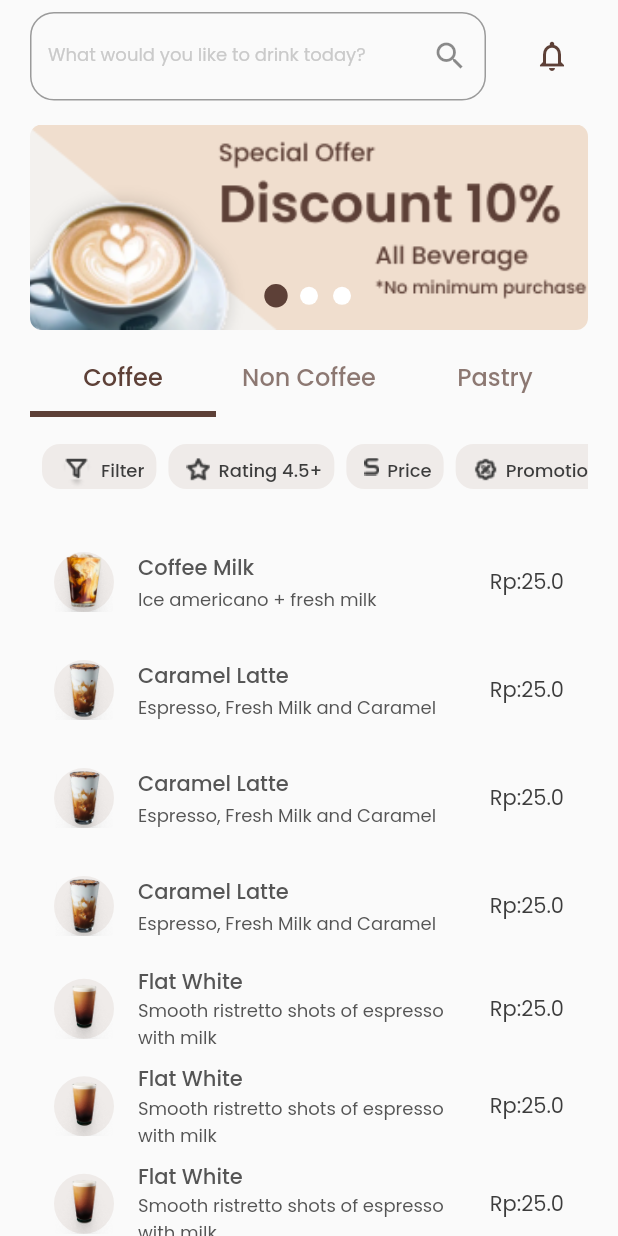
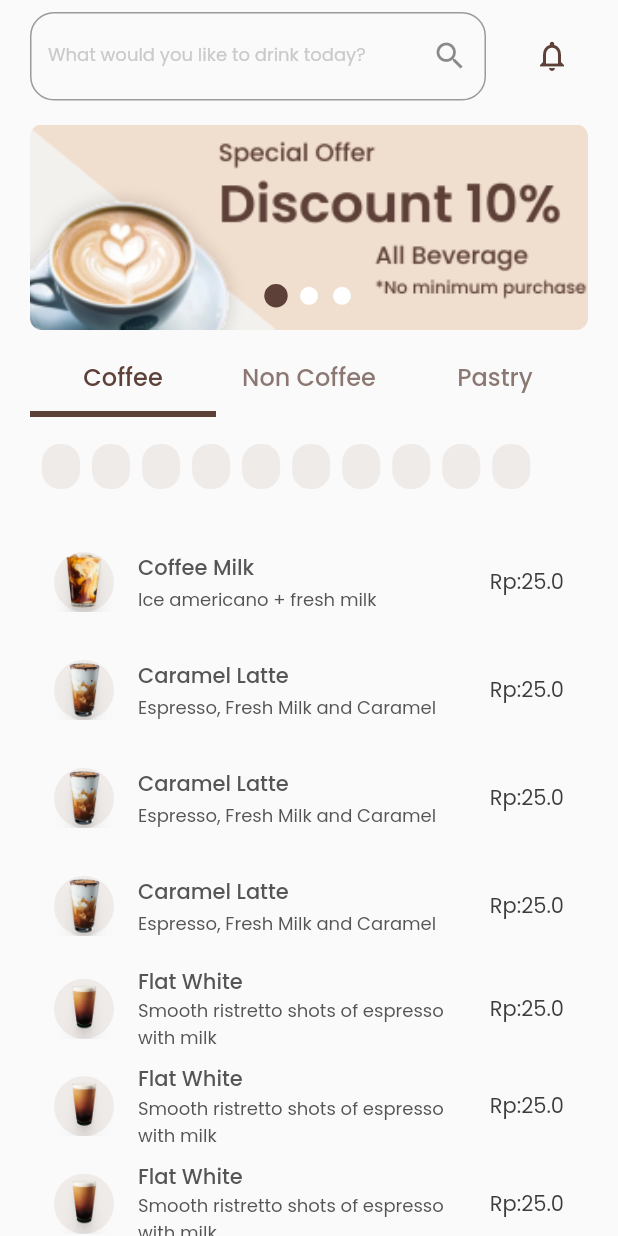
Before and after one commit to Kayky-oliveira7/shopfee_clean_arch, a Flutter app: the screen it shows after launch, on a phone screen of 412 x 824 dp. Run offline on Flutter 3.47's test engine with Material 2 defaults, Android fonts, the phone set to English and light mode, and no system bars; drawn by our look-alikes of smooth_page_indicator; our stand-ins replace flutter_mobx, google_fonts, mobx; generated files the repository leaves out were written again.

Commit message:
Foi removido o banco de dados do componente information list

```diff
--- a/lib/features/components/information-list-widget/information_list_widget.dart
+++ b/lib/features/components/information-list-widget/information_list_widget.dart
@@ -1,14 +1,5 @@
 import 'package:flutter/material.dart';
-import 'package:flutter_mobx/flutter_mobx.dart';
 import 'package:google_fonts/google_fonts.dart';
-import 'package:shopfee_clean_arch/comom/app_state.dart';
-import 'package:shopfee_clean_arch/features/components/information-list-widget/info_product_controller_widget.dart';
-import 'package:shopfee_clean_arch/layers/data/datasources/info_product_data_source.dart';
-import 'package:shopfee_clean_arch/layers/data/datasources/mock/info_product_mock_data_source_impl.dart';
-import 'package:shopfee_clean_arch/layers/data/repoistories/info_product_repository_impl.dart';
-import 'package:shopfee_clean_arch/layers/domain/entitys/info_product_entity.dart';
-import 'package:shopfee_clean_arch/layers/domain/repositories/info_product_repository.dart';
-import 'package:shopfee_clean_arch/layers/domain/usecases/get_info_product_usecase_impl.dart';
 
 class InformationListWidget extends StatefulWidget {
   const InformationListWidget({Key? key}) : super(key: key);
@@ -19,38 +10,13 @@ class InformationListWidget extends StatefulWidget {
 }
 
 class _ProductInformationListWidgetState extends State<InformationListWidget> {
-  late InfoProductRepository _infoProductRepository;
-  InfoProductDataSource infoProductDataSource = InfoProductMockDataSourceImpl();
-  late GetInfoProductUseCaseImpl _infoProductUseCaseImpl;
-  late InfoProductControllerWidget _infoProductControllerWidget;
-
-  @override
-  void initState() {
-    _infoProductRepository = InfoProductRepositoryImpl(infoProductDataSource);
-    _infoProductUseCaseImpl = GetInfoProductUseCaseImpl(_infoProductRepository);
-    _infoProductControllerWidget =
-        InfoProductControllerWidget(_infoProductUseCaseImpl);
-    super.initState();
-    _infoProductControllerWidget.load();
-  }
-
   @override
   Widget build(BuildContext context) {
-    return Observer(
-      builder: (_) {
-        return _infoProductList(_infoProductControllerWidget.state);
-      },
-    );
-  }
-
-  Widget _infoProductList(AppState state) {
-    if (state is DataAppState<List<InfoProductEntity>>) {
     return SizedBox(
       height: 50,
       child: ListView.builder(
         scrollDirection: Axis.horizontal,
         itemBuilder: (context, index) {
-            var infoProducts = state.data[index];
           return Row(
             children: [
               _size(8, null),
@@ -67,12 +33,10 @@ class _ProductInformationListWidgetState extends State<InformationListWidget> {
                   child: Row(
                     crossAxisAlignment: CrossAxisAlignment.start,
                     children: [
-                        Image.asset(
-                          infoProducts.logo,
-                        ),
+                      // Image.asset(),
                       _size(5.35, null),
                       Text(
-                          infoProducts.infoProduct,
+                        "",
                         style: GoogleFonts.poppins(
                           fontWeight: FontWeight.w500,
                           fontSize: 12,
@@ -86,11 +50,9 @@ class _ProductInformationListWidgetState extends State<InformationListWidget> {
             ],
           );
         },
-          itemCount: state.data.length,
+        itemCount: 10,
       ),
     );
-    }
-    return Container();
   }
 
   Widget _size(double? width, double? height) {
--- a/lib/layers/data/datasources/info_product_data_source.dart
+++ /dev/null
@@ -1,5 +0,0 @@
-import 'package:shopfee_clean_arch/layers/data/models/info_product_model.dart';
-
-abstract class InfoProductDataSource {
-  Future<List<InfoProductModel>> getInfoProduct();
-}
--- a/lib/layers/data/datasources/mock/info_product_mock_data_source_impl.dart
+++ /dev/null
@@ -1,21 +0,0 @@
-import 'package:shopfee_clean_arch/layers/data/datasources/info_product_data_source.dart';
-import 'package:shopfee_clean_arch/layers/data/models/info_product_model.dart';
-
-class InfoProductMockDataSourceImpl implements InfoProductDataSource {
-  @override
-  Future<List<InfoProductModel>> getInfoProduct() {
-    return Future.delayed(const Duration(seconds: 0)).then((value) {
-      List<InfoProductModel> infoproducts = [];
-
-      infoproducts
-          .add(InfoProductModel("Filter", "assets/icons/filter-icon.png"));
-      infoproducts
-          .add(InfoProductModel("Rating 4.5+", "assets/icons/rating-icon.png"));
-      infoproducts
-          .add(InfoProductModel("Price", "assets/icons/price-icon.png"));
-      infoproducts.add(
-          InfoProductModel("Promotion", "assets/icons/promotion-icon.png"));
-      return infoproducts;
-    });
-  }
-}
--- a/lib/layers/data/models/info_product_model.dart
+++ /dev/null
@@ -1,6 +0,0 @@
-class InfoProductModel {
-  final String infoProduct;
-  final String logo;
-
-  InfoProductModel(this.infoProduct, this.logo);
-}
--- a/lib/layers/data/repoistories/info_product_repository_impl.dart
+++ /dev/null
@@ -1,18 +0,0 @@
-import 'package:shopfee_clean_arch/layers/data/datasources/info_product_data_source.dart';
-import 'package:shopfee_clean_arch/layers/domain/entitys/info_product_entity.dart';
-import 'package:shopfee_clean_arch/layers/domain/mappers/info_product_model_to_entity_mappper.dart';
-import 'package:shopfee_clean_arch/layers/domain/repositories/info_product_repository.dart';
-
-class InfoProductRepositoryImpl implements InfoProductRepository {
-  final InfoProductDataSource _infoProductDataSource;
-
-  InfoProductRepositoryImpl(this._infoProductDataSource);
-  @override
-  Future<List<InfoProductEntity>> getInfoProduct() {
-    return _infoProductDataSource.getInfoProduct().then((value) {
-      return value
-          .map((e) => InfoProductModelToEntityMapper(e).toEntity())
-          .toList();
-    });
-  }
-}
--- a/lib/layers/domain/mappers/info_product_model_to_entity_mappper.dart
+++ /dev/null
@@ -1,13 +0,0 @@
-import 'package:shopfee_clean_arch/layers/data/models/info_product_model.dart';
-import 'package:shopfee_clean_arch/layers/domain/entitys/info_product_entity.dart';
-
-class InfoProductModelToEntityMapper {
-  final InfoProductModel _infoProductModel;
-
-  InfoProductModelToEntityMapper(this._infoProductModel);
-
-  InfoProductEntity toEntity() {
-    return InfoProductEntity(
-        _infoProductModel.infoProduct, _infoProductModel.logo);
-  }
-}
--- a/lib/layers/domain/usecases/get_info_product_usecase_impl.dart
+++ /dev/null
@@ -1,14 +0,0 @@
-import 'package:shopfee_clean_arch/comom/use_case.dart';
-import 'package:shopfee_clean_arch/layers/domain/entitys/info_product_entity.dart';
-import 'package:shopfee_clean_arch/layers/domain/repositories/info_product_repository.dart';
-
-class GetInfoProductUseCaseImpl
-    implements UseCase<List<InfoProductEntity>, NoParam> {
-  final InfoProductRepository _infoProductRepository;
-
-  GetInfoProductUseCaseImpl(this._infoProductRepository);
-  @override
-  Future<List<InfoProductEntity>> call(NoParam param) {
-    return _infoProductRepository.getInfoProduct();
-  }
-}
```
Also changed, not shown: lib/features/components/information-list-widget/info_product_controller_widget.dart (deleted, +0 -27 lines), lib/features/components/information-list-widget/info_product_controller_widget.g.dart (deleted). Lines whose indentation alone changed are shown as unchanged.
